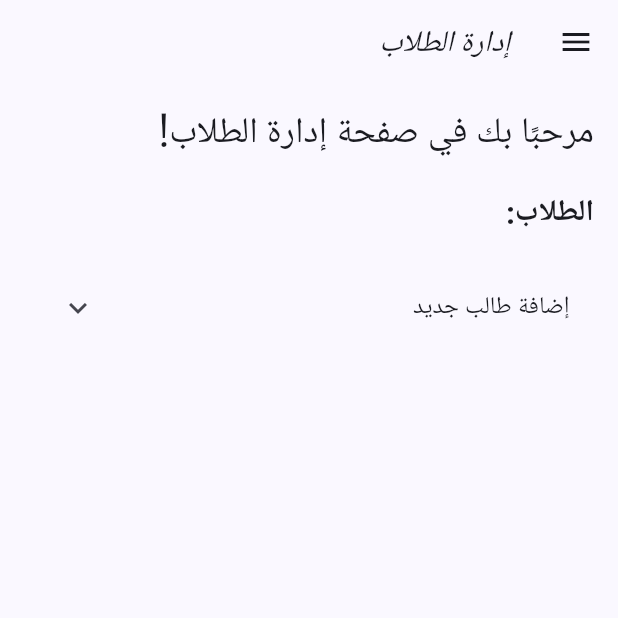
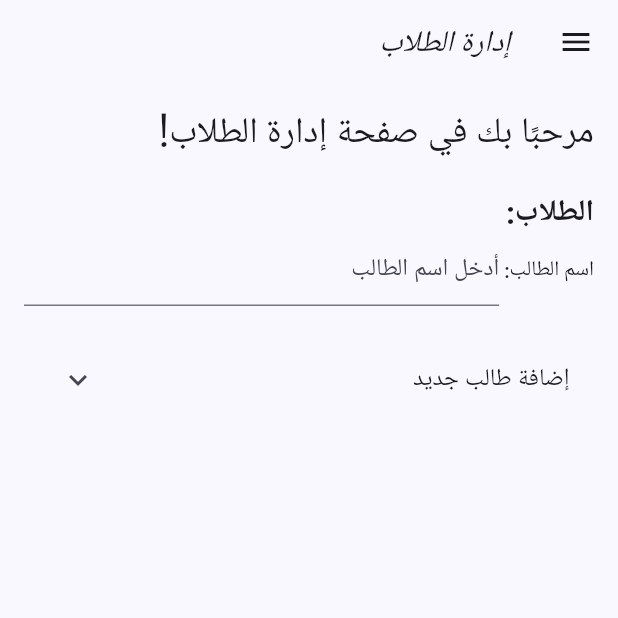
Before and after one commit to khaledd20/Star-Kids, a Flutter app: the StudentAddingScreen screen opened directly, on a phone screen of 412 x 824 dp, the top half of it. Run offline on Flutter 3.47's test engine with Material 3 defaults, Android fonts, the phone set to English and light mode, and no system bars; our stand-ins replace cloud_firestore, firebase_auth, firebase_core, firebase_storage, flutter_easyloading, google_fonts and 3 more; missing offline and left inert: qr_code_scanner, universal_html; accounts and stored records are empty.

Commit message:
student name filter

```diff
--- a/lib/views/studentAdd.dart
+++ b/lib/views/studentAdd.dart
@@ -55,6 +55,30 @@ class _StudentAddingScreenState extends State<StudentAddingScreen> {
         selectedDate = picked;
         birthdayController.text = "${selectedDate!.toLocal()}".split(' ')[0];
       });
+  }
+
+
+  String studentNameFilter = ''; // Add this variable for filtering by student name
+
+   // Widget for filtering by student name
+  Widget _buildStudentNameFilterRow() {
+    return Row(
+      children: [
+        Text('اسم الطالب: '),
+        Expanded(
+          child: TextField(
+            onChanged: (value) {
+              setState(() {
+                studentNameFilter = value;
+              });
+            },
+            decoration: InputDecoration(
+              hintText: 'أدخل اسم الطالب',
+            ),
+          ),
+        ),
+      ],
+    );
   }
 
   @override
@@ -139,6 +163,7 @@ class _StudentAddingScreenState extends State<StudentAddingScreen> {
                   'الطلاب:',
                   style: TextStyle(fontSize: 20, fontWeight: FontWeight.bold),
                 ),
+                _buildStudentNameFilterRow(),
                 StreamBuilder<QuerySnapshot>(
                   stream: FirebaseFirestore.instance
                       .collection('Students')
@@ -172,6 +197,9 @@ class _StudentAddingScreenState extends State<StudentAddingScreen> {
                         final address = studentData['address'] ?? '';
                         final nearbyPhone1 = studentData['nearbyPhone1'] ?? '';
                         final nearbyPhone2 = studentData['nearbyPhone2'] ?? '';
+                        if (!studentName.toLowerCase().contains(studentNameFilter.toLowerCase())) {
+                          return Container(); // Return an empty container to hide the student
+                        }
 
                         return Padding(
                           padding: const EdgeInsets.symmetric(vertical: 8.0),
```
